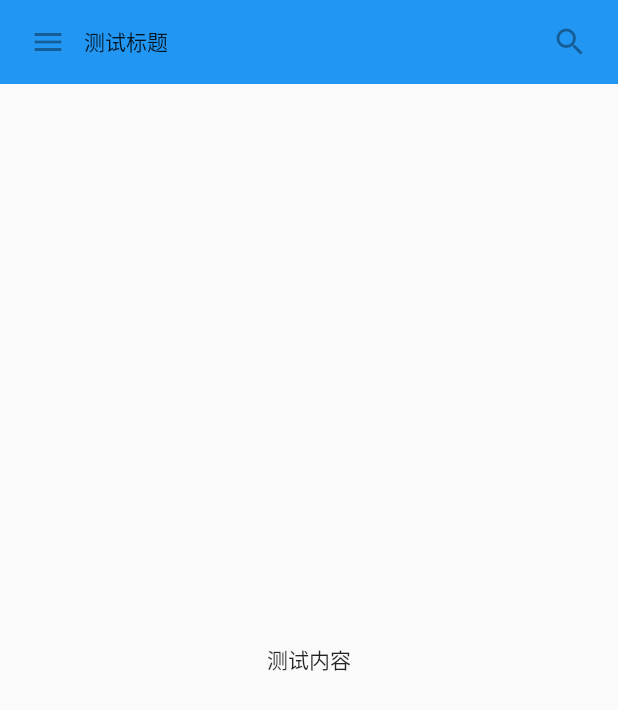
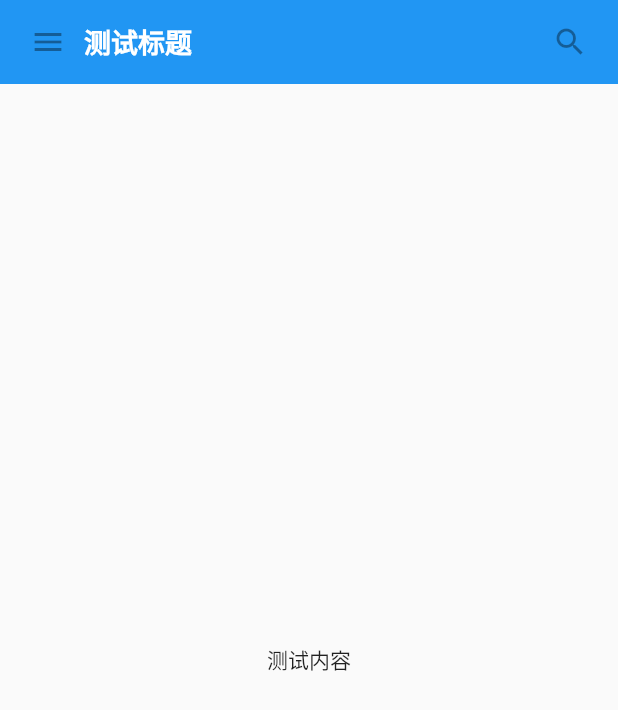
Before and after one commit to ddzy/flutter_demo, a Flutter app: the screen it shows after launch, on a phone screen of 412 x 824 dp. Shown: the top 710 px of the screen. Run offline on Flutter 3.47's test engine with Material 2 defaults, Android fonts, the phone set to English and light mode, and no system bars.

Commit message:
feat: 导航栏

```diff
--- a/lib/main.dart
+++ b/lib/main.dart
@@ -1,16 +1,17 @@
 import 'package:flutter/material.dart';
 
 void main() {
-  runApp(
-    const MaterialApp(
-      title: 'test',
-      home: SafeArea(child: HeaderComponent()),
-    )
-  );
+  runApp(MaterialApp(
+    title: 'test',
+    home: Container(
+      child: const SafeArea(child: MyApp(), bottom: false),
+      color: Colors.blue[500],
+    ),
+  ));
 }
 
-class HeaderComponent extends StatelessWidget {
-  const HeaderComponent({ super.key  });
+class MyApp extends StatelessWidget {
+  const MyApp({super.key});
 
   @override
   Widget build(BuildContext context) {
@@ -18,11 +19,13 @@ class HeaderComponent extends StatelessWidget {
       child: Column(
         children: [
           MyAppBar(
-            title: Text('测试标题')
-          ),
+              title: Text(
+            '测试标题',
+            style: TextStyle(
+                color: Colors.white, fontSize: 18, fontWeight: FontWeight.bold),
+          )),
           Expanded(child: Center(child: Text('测试内容')))
         ],
-
       ),
     );
   }
@@ -31,9 +34,7 @@ class HeaderComponent extends StatelessWidget {
 class MyAppBar extends StatelessWidget {
   final Widget title;
 
-  const MyAppBar({
-    required this.title,
-  });
+  const MyAppBar({required this.title, super.key});
 
   @override
   Widget build(BuildContext context) {
@@ -43,9 +44,17 @@ class MyAppBar extends StatelessWidget {
       decoration: BoxDecoration(color: Colors.blue[500]),
       child: Row(
         children: [
-          const IconButton(onPressed: null, icon: Icon(Icons.menu), tooltip: '菜单',),
+          const IconButton(
+            onPressed: null,
+            icon: Icon(Icons.menu),
+            tooltip: '菜单',
+          ),
           Expanded(child: title),
-          const IconButton(onPressed: null, icon: Icon(Icons.search), tooltip: '搜索',),
+          const IconButton(
+            onPressed: null,
+            icon: Icon(Icons.search),
+            tooltip: '搜索',
+          ),
         ],
       ),
     );
--- a/pubspec.yaml
+++ b/pubspec.yaml
@@ -18,7 +18,7 @@ publish_to: 'none' # Remove this line if you wish to publish to pub.dev
 version: 1.0.0+1
 
 environment:
-  sdk: ">=2.12.0 <3.0.0"
+  sdk: ">=2.17.0 <3.0.0"
 
 # Dependencies specify other packages that your package needs in order to work.
 # To automatically upgrade your package dependencies to the latest versions
```
